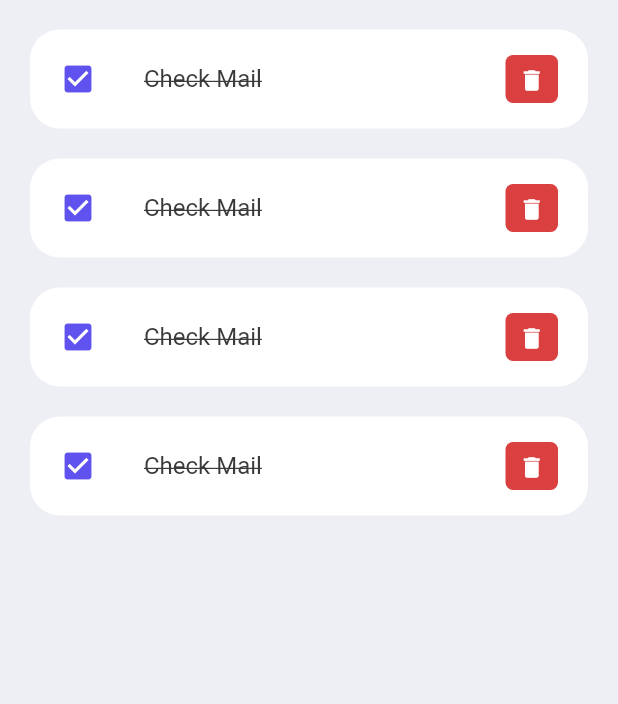
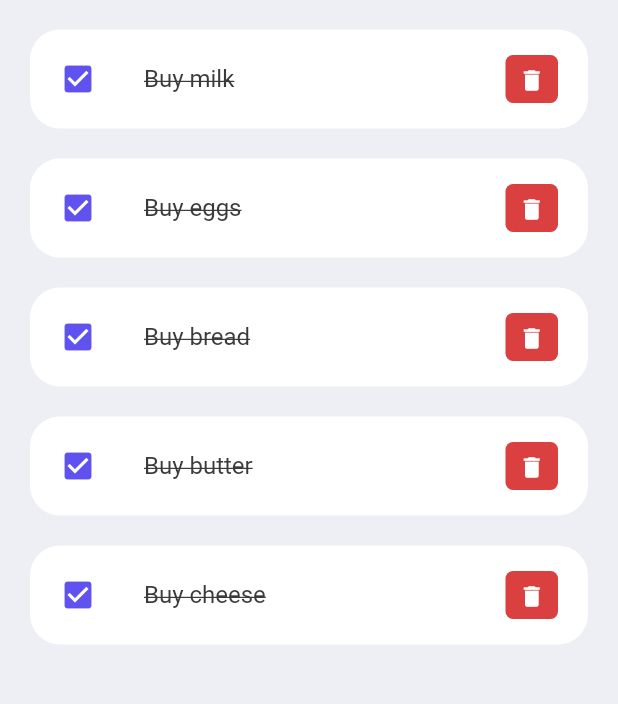
Before and after one commit to victormusembi11/flutter_todo, a Flutter app: the screen it shows after launch, on a phone screen of 412 x 824 dp, the part 314-1018 px from its top. Run offline on Flutter 3.47's test engine with Material 2 defaults, Android fonts, the phone set to English and light mode, and no system bars.

Commit message:
feat: render model sample data in todo item widget

```diff
--- a/lib/screens/home.dart
+++ b/lib/screens/home.dart
@@ -1,9 +1,13 @@
 import 'package:flutter/material.dart';
+
+import '../models/todo.dart';
 import '../constants/colors.dart';
 import '../widgets/todo_widget.dart';
 
 class Home extends StatelessWidget {
-  const Home({Key? key}) : super(key: key);
+  Home({Key? key}) : super(key: key);
+
+  final todosList = ToDo.todoList();
 
   @override
   Widget build(BuildContext context) {
@@ -39,10 +43,10 @@ class Home extends StatelessWidget {
               ),
             ),
           ),
-          ToDoItem(),
-          ToDoItem(),
-          ToDoItem(),
-          ToDoItem(),
+          for (ToDo todoo in todosList)
+            ToDoItem(
+              todo: todoo,
+            ),
         ],
       ),
     );
--- a/lib/widgets/todo_widget.dart
+++ b/lib/widgets/todo_widget.dart
@@ -1,8 +1,11 @@
 import 'package:flutter/material.dart';
 import 'package:flutter_todo/constants/colors.dart';
+import 'package:flutter_todo/models/todo.dart';
 
 class ToDoItem extends StatelessWidget {
-  const ToDoItem({super.key});
+  final ToDo todo;
+
+  const ToDoItem({Key? key, required this.todo}) : super(key: key);
 
   @override
   Widget build(BuildContext context) {
@@ -18,8 +21,8 @@ class ToDoItem extends StatelessWidget {
         contentPadding: const EdgeInsets.symmetric(horizontal: 20, vertical: 5),
         tileColor: Colors.white,
         leading: const Icon(Icons.check_box, color: tdBlue),
-        title: const Text(
-          'Check Mail',
+        title: Text(
+          todo.todoText!,
           style: TextStyle(
             fontSize: 16,
             color: tdBlack,
```
